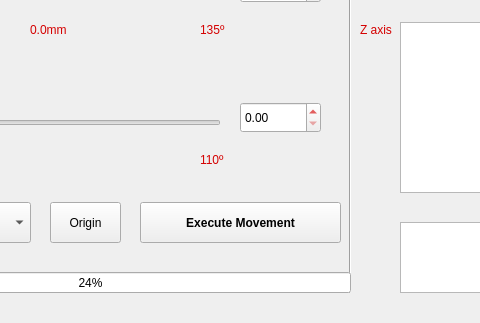
Qt form pArm/GUI/InProgressGUI.ui (pArm-TFG/pArm-S1) before a commit; both pictures show x 180 to 660 and y 277 to 600 of the 1000 by 600 pixel window.
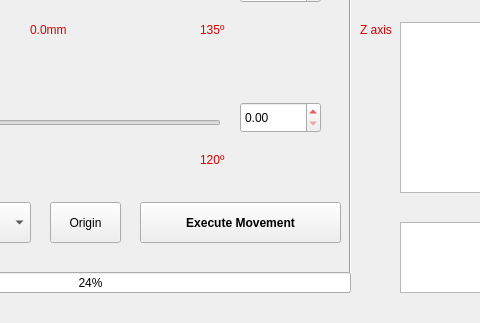
The same form after that commit. Custom widgets are drawn as their Qt base class.

Commit message: INVERSE KINEMATICS FULLY WORKING

```diff
--- a/pArm/GUI/InProgressGUI.ui
+++ b/pArm/GUI/InProgressGUI.ui
@@ -460,7 +460,7 @@
      </rect>
     </property>
     <property name="text">
-     <string>110º</string>
+     <string>120º</string>
     </property>
    </widget>
    <widget class="QLabel" name="MidLabelSlider2">
```
The commit also changes 1 other file.
